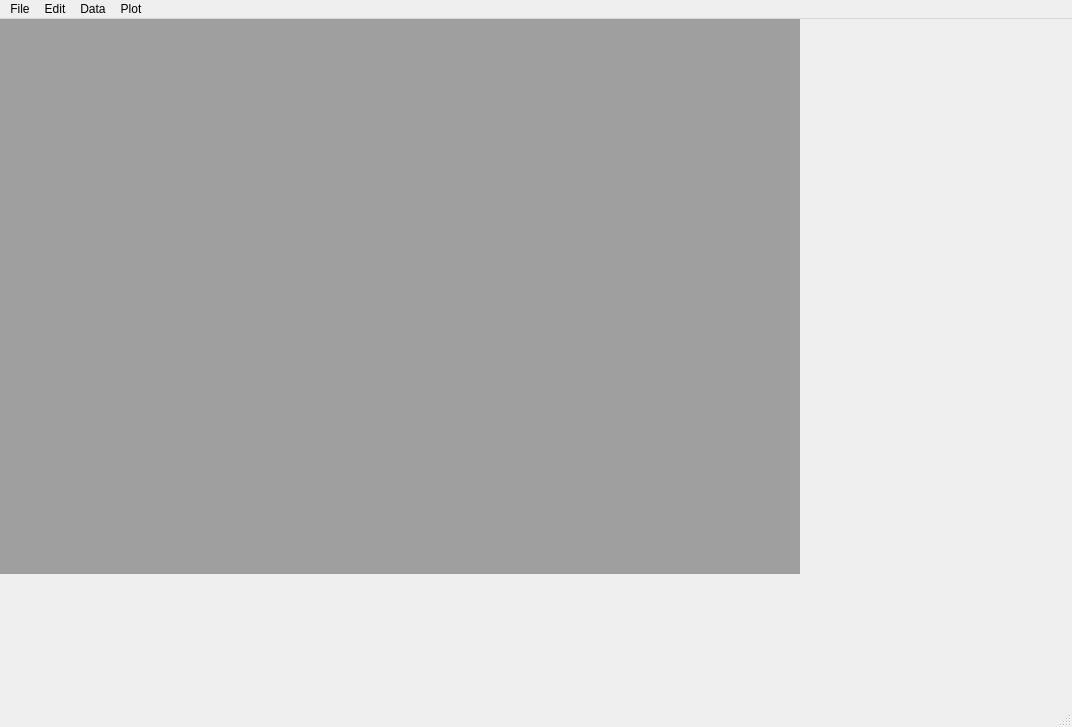
Old version of the form ui/Ui_MainWindow.ui in the repository bbreslauer/PySciPlot.
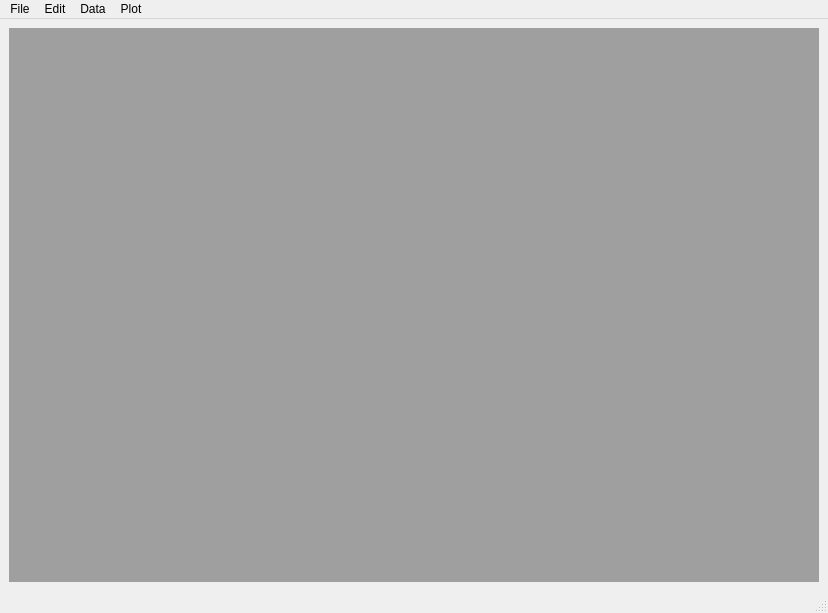
New version of the form.

Commit message: Fixed widths on editfiguredialog ui, and added a few more plot options.

What changed in the file:
```diff
--- a/ui/Ui_MainWindow.ui
+++ b/ui/Ui_MainWindow.ui
@@ -6,23 +6,17 @@
    <rect>
     <x>0</x>
     <y>0</y>
-    <width>1072</width>
-    <height>727</height>
+    <width>828</width>
+    <height>613</height>
    </rect>
   </property>
   <property name="windowTitle">
    <string>PySciPlot</string>
   </property>
   <widget class="QWidget" name="centralwidget">
+   <layout class="QHBoxLayout" name="horizontalLayout">
+    <item>
    <widget class="QMdiArea" name="workspace">
-    <property name="geometry">
-     <rect>
-      <x>0</x>
-      <y>0</y>
-      <width>800</width>
-      <height>555</height>
-     </rect>
-    </property>
     <property name="viewMode">
      <enum>QMdiArea::SubWindowView</enum>
     </property>
@@ -30,13 +24,15 @@
      <bool>false</bool>
     </property>
    </widget>
+    </item>
+   </layout>
   </widget>
   <widget class="QMenuBar" name="menubar">
    <property name="geometry">
     <rect>
      <x>0</x>
      <y>0</y>
-     <width>1072</width>
+     <width>828</width>
      <height>23</height>
     </rect>
    </property>
```
Lines whose indentation alone changed are shown as unchanged. The commit also changes 5 other files.
